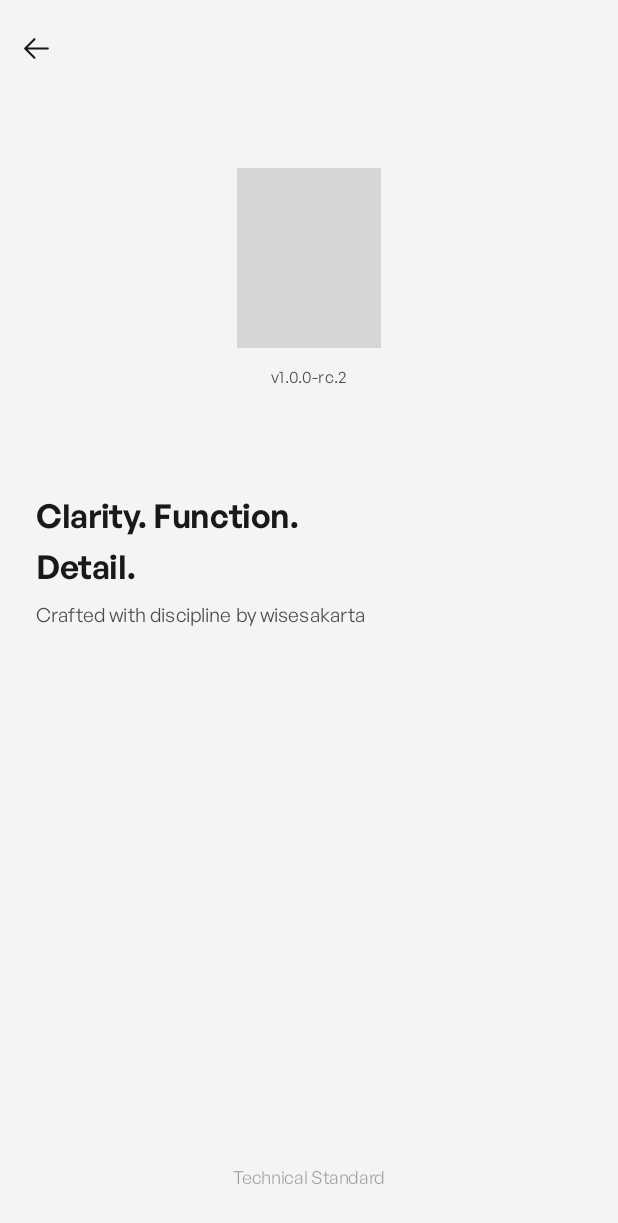
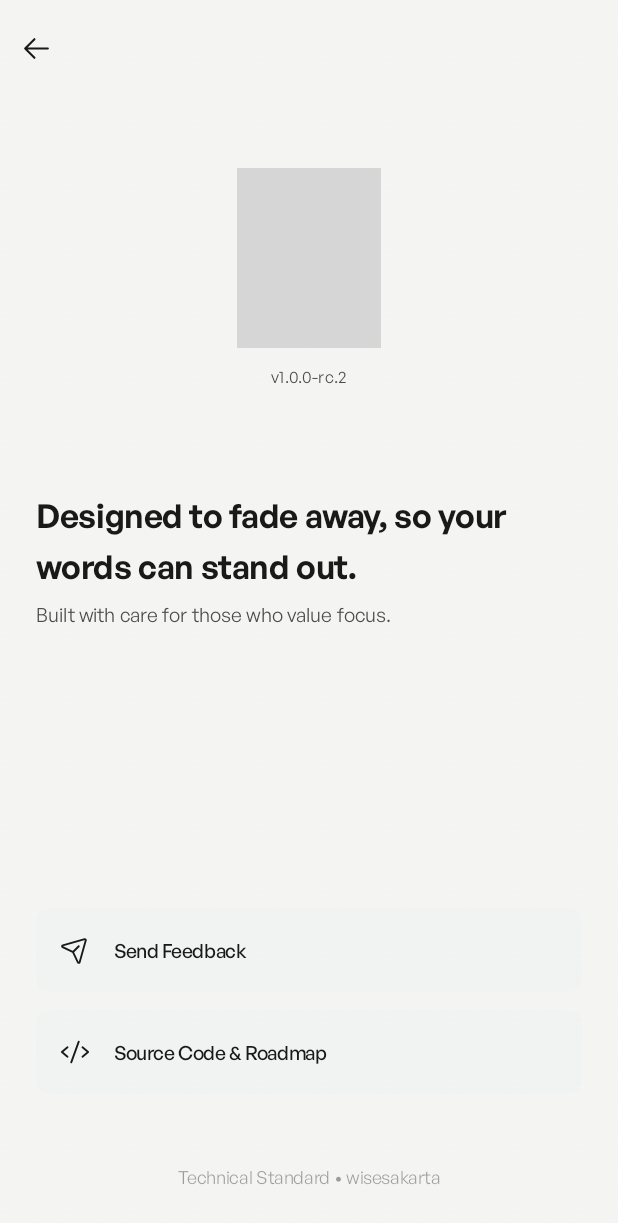
Before and after one commit to wisesakarta/otso-mobile, an Android app built with Jetpack Compose: the AboutScreen screen opened through its navigation route, on a phone screen of 412 x 824 dp. Shown: the top 1223 px of the screen. Run offline under Robolectric (Android 15) with nearby library versions, the light colour scheme and no system bars; libraries missing offline, so code that uses them is left out: com.google.mlkit.vision; grey boxes are pictures that could not be loaded.

Commit message:
refactor: redesign about screen with humble manifesto and utility cards

```diff
--- a/app/src/main/java/com/otso/app/ui/components/OtsoIcons.kt
+++ b/app/src/main/java/com/otso/app/ui/components/OtsoIcons.kt
@@ -56,6 +56,8 @@ object OtsoIcons {
 
     val Highlighter: ImageVector get() = buildIcon("Highlighter", "M88,128 L24,192 L96,216 L136,176 M184,160l-26.34,26.34a8,8,0,0,1-11.32,0L77.66,117.66a8,8,0,0,1,0-11.32L104,80 M248,112l-50.34,50.34a8,8,0,0,1-11.32,0L101.66,77.66a8,8,0,0,1,0-11.32L152,16")
 
+    val PaperPlaneTilt: ImageVector get() = buildIcon("PaperPlaneTilt", "M210.3,35.9L23.9,88.4a8,8,0,0,0-1.2,15l85.6,40.5a7.8,7.8,0,0,1,3.8,3.8l40.5,85.6a8,8,0,0,0,15-1.2L220.1,45.7A7.9,7.9,0,0,0,210.3,35.9ZM115.5,140.5,160,96")
+
     private fun buildIcon(iconName: String, pathData: String): ImageVector {
         return ImageVector.Builder(
             name = "OtsoIcons." + iconName,
--- a/app/src/main/java/com/otso/app/ui/screens/AboutScreen.kt
+++ b/app/src/main/java/com/otso/app/ui/screens/AboutScreen.kt
@@ -17,6 +17,8 @@ import com.otso.app.ui.theme.otsoSpacing
 import com.otso.app.ui.theme.otsoTypography
 import com.otso.app.ui.theme.technicalGrain
 import com.otso.app.ui.theme.StaggeredItem
+import com.otso.app.ui.theme.otsoClickable
+import com.otso.app.ui.theme.SquircleShape
 
 /**
  * AboutScreen — The Product Manifesto.
@@ -87,7 +89,7 @@ fun AboutScreen(
 
             StaggeredItem(index = 2) {
                 Text(
-                    text = "Clarity. Function.\nDetail.",
+                    text = "Designed to fade away, so your words can stand out.",
                     style = otsoTypography.uiTitleLarge.copy(
                         lineHeight = 34.sp,
                         letterSpacing = (-0.25).sp,
@@ -100,7 +102,7 @@ fun AboutScreen(
 
             StaggeredItem(index = 3) {
                 Text(
-                    text = "Crafted with discipline by wisesakarta",
+                    text = "Built with care for those who value focus.",
                     style = otsoTypography.uiLabel.copy(
                         lineHeight = 21.sp,
                         letterSpacing = 0.1.sp,
@@ -111,9 +113,28 @@ fun AboutScreen(
 
             Spacer(modifier = Modifier.weight(1f))
 
+            // Utility Links
+            val uriHandler = androidx.compose.ui.platform.LocalUriHandler.current
             StaggeredItem(index = 4) {
+                Column(verticalArrangement = Arrangement.spacedBy(12.dp)) {
+                    UtilityCard(
+                        icon = com.otso.app.ui.components.OtsoIcons.PaperPlaneTilt,
+                        label = "Send Feedback",
+                        onClick = { uriHandler.openUri("mailto:feedback@wisesakarta.com") }
+                    )
+                    UtilityCard(
+                        icon = com.otso.app.ui.components.OtsoIcons.Code,
+                        label = "Source Code & Roadmap",
+                        onClick = { uriHandler.openUri("https://github.com/wisesakarta") }
+                    )
+                }
+            }
+
+            Spacer(modifier = Modifier.height(48.dp))
+
+            StaggeredItem(index = 5) {
                 Text(
-                    text = "Technical Standard",
+                    text = "Technical Standard • wisesakarta",
                     modifier = Modifier
                         .fillMaxWidth()
                         .padding(bottom = 32.dp),
@@ -126,3 +147,35 @@ fun AboutScreen(
 
     }
 }
+
+@Composable
+private fun UtilityCard(
+    icon: androidx.compose.ui.graphics.vector.ImageVector,
+    label: String,
+    onClick: () -> Unit
+) {
+    val colors = MaterialTheme.colorScheme.otsoColors
+    val typography = MaterialTheme.colorScheme.otsoTypography
+    Row(
+        modifier = Modifier
+            .fillMaxWidth()
+            .height(56.dp)
+            .background(colors.surface, SquircleShape(16.dp))
+            .otsoClickable(onClick = onClick)
+            .padding(horizontal = 16.dp),
+        verticalAlignment = androidx.compose.ui.Alignment.CenterVertically
+    ) {
+        androidx.compose.material3.Icon(
+            imageVector = icon,
+            contentDescription = null,
+            modifier = Modifier.size(20.dp),
+            tint = colors.ink
+        )
+        Spacer(modifier = Modifier.width(16.dp))
+        Text(
+            text = label,
+            style = typography.uiLabel.copy(fontWeight = androidx.compose.ui.text.font.FontWeight.Medium),
+            color = colors.ink
+        )
+    }
+}
```
